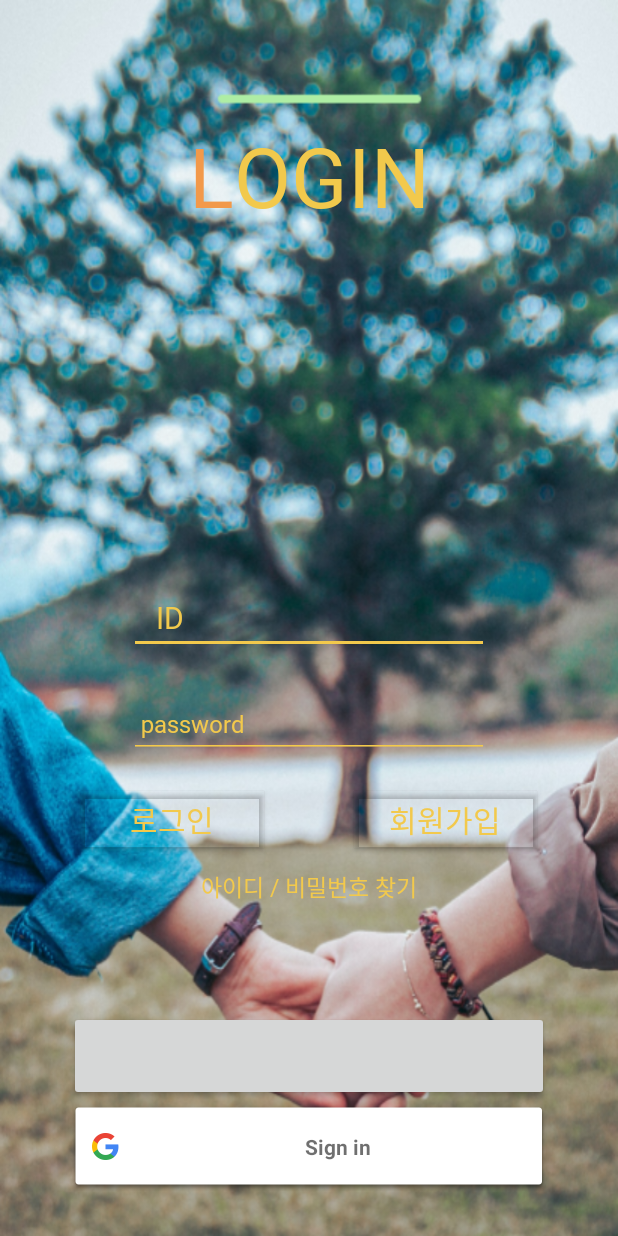
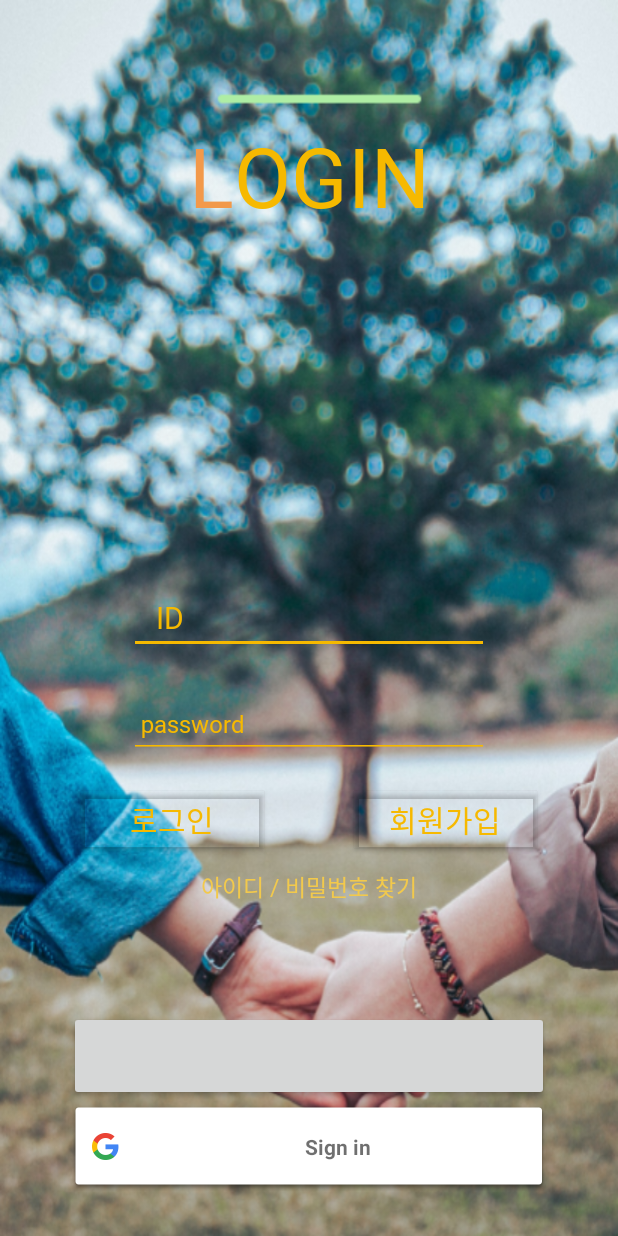
Before and after one commit to Jamong435/Dateapplication, an Android app: the GoogleLogin screen opened directly, with no data from a screen before it, on a phone screen of 412 x 824 dp. Run offline under Robolectric (Android 15) with nearby library versions, the phone set to English and light mode, and no system bars; our stand-ins replace CircleImageView, Firebase (no records; nobody signed in at launch, a user with empty details on screens opened directly), Volley; libraries missing offline, so code that uses them is left out: com.kakao.auth, com.kakao.network, com.kakao.usermgmt, com.kakao.util; plain views replace LoginButton; 1 statement that could not run was skipped.

```diff
--- a/app/src/main/java/com/kim9212/dateapplication/CheckActivity.java
+++ b/app/src/main/java/com/kim9212/dateapplication/CheckActivity.java
@@ -205,7 +205,7 @@ public class CheckActivity extends AppCompatActivity implements View.OnClickList
 
             @Override
             public void onCancelled(DatabaseError databaseError) {
-                Log.w("getFirebaseDatabase","loadPost:onCancelled", databaseError.toException());
+
             }
         };
         Query sortbyAge = FirebaseDatabase.getInstance().getReference().child("id_list").orderByChild(sort);
@@ -234,7 +234,7 @@ public class CheckActivity extends AppCompatActivity implements View.OnClickList
                     getFirebaseDatabase();
                     setInsertMode();
                 }else{
-                    Toast.makeText(CheckActivity.this, "이미 존재하는 ID 입니다. 다른 ID로 설정해주세요.", Toast.LENGTH_LONG).show();
+                    Toast.makeText(CheckActivity.this, "이미 존재하는 지역 입니다.", Toast.LENGTH_LONG).show();
                 }
                 edit_ID.requestFocus();
                 edit_ID.setCursorVisible(true);
--- a/app/src/main/res/layout/activity_google_login.xml
+++ b/app/src/main/res/layout/activity_google_login.xml
@@ -15,7 +15,7 @@
         android:gravity="center"
         android:paddingTop="80dp"
         android:text="LOGIN"
-        android:textColor="#F2C94C"
+        android:textColor="#F6B900"
         android:textSize="55dp" />
 
     <EditText
@@ -24,12 +24,12 @@
         android:layout_width="240dp"
         android:layout_height="wrap_content"
         android:layout_centerInParent="true"
-        android:backgroundTint="#F2C94C"
+        android:backgroundTint="#F6B900"
         android:ems="10"
         android:textSize="20dp"
         android:fontFamily="@font/bold"
         android:hint="   ID"
-        android:textColorHint="#F2C94C" />
+        android:textColorHint="#F6B900" />
 
     <com.google.android.material.textfield.TextInputLayout
 
@@ -42,7 +42,7 @@
         android:layout_margin="16dp"
         android:backgroundTint="#ffff"
         android:hint=" password"
-        android:textColorHint="#F2C94C"
+        android:textColorHint="#F6B900"
         app:boxBackgroundColor="#00000000"
 
         >
@@ -54,7 +54,7 @@
             android:fontFamily="@font/bold"
             android:textSize="16dp"
             android:inputType="textPassword"
-            android:backgroundTint="#F2C94C"/>
+            android:backgroundTint="#F6B900"/>
 
 
     </com.google.android.material.textfield.TextInputLayout>
@@ -70,7 +70,7 @@
         android:backgroundTint="#00000000"
         android:fontFamily="@font/bold"
         android:text="로그인"
-        android:textColor="#F2C94C" />
+        android:textColor="#F6B900" />
 
     <Button
         android:textSize="20dp"
@@ -83,7 +83,7 @@
         android:backgroundTint="#00000000"
         android:fontFamily="@font/bold"
         android:text="회원가입"
-        android:textColor="#F2C94C" />
+        android:textColor="#F6B900" />
 
     <TextView
         android:layout_width="wrap_content"
--- a/app/src/main/res/layout/activity_time.xml
+++ b/app/src/main/res/layout/activity_time.xml
@@ -11,7 +11,7 @@
         android:id="@+id/timetitle"
         android:layout_width="match_parent"
         android:layout_height="wrap_content"
-        android:layout_marginTop="15dp"
+        android:layout_marginTop="16dp"
         android:fontFamily="@font/bold"
         android:gravity="center"
         android:text="언제 가실꺼에요?"
@@ -35,6 +35,7 @@
         android:text="TimePick!"
         android:fontFamily="@font/bold"
         android:textSize="20dp"
+
         android:layout_height="wrap_content"
         android:layout_centerInParent="true"
         android:layout_alignParentBottom="true"
```
Also changed, not shown: app/src/main/res/layout/activity_new_plan.xml (+6 -6 lines), app/src/main/res/layout/list_item1.xml (+40 -26 lines), app/src/main/res/drawable-v24/back10.png (added), 2 other files.
